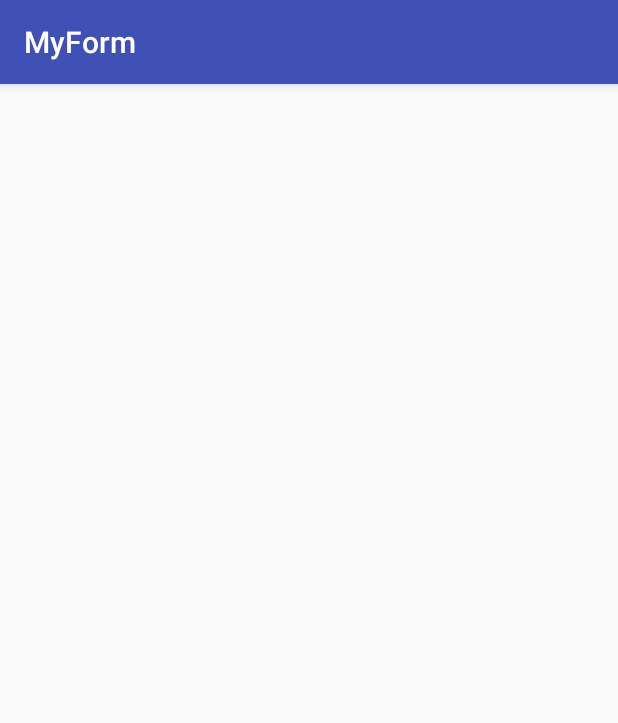
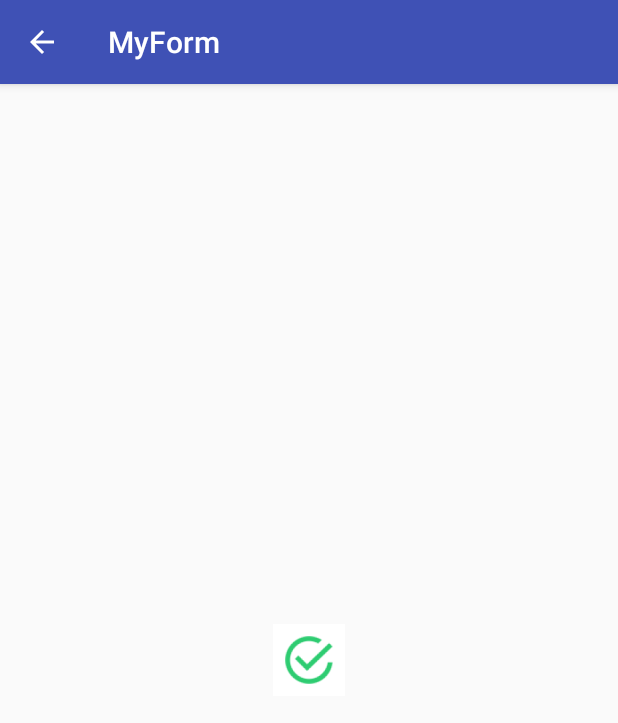
Before and after one commit to JuanJesuses/MyForm, an Android app: the comparticion screen opened directly, with no data from a screen before it, on a phone screen of 412 x 824 dp. Shown: the top 723 px of the screen. Run offline under Robolectric (Android 15) with nearby library versions, the phone set to English and light mode, and no system bars.

Commit message:
Se finaliza la interfaz de la tercera Activity con la funcionalidad de ocultar un botón al pulsar otro.

```diff
--- a/app/src/main/AndroidManifest.xml
+++ b/app/src/main/AndroidManifest.xml
@@ -9,7 +9,6 @@
         android:roundIcon="@mipmap/ic_launcher_round"
         android:supportsRtl="true"
         android:theme="@style/AppTheme">
-        <activity android:name=".comparticion"></activity>
         <activity android:name=".MainActivity">
             <intent-filter>
                 <action android:name="android.intent.action.MAIN" />
@@ -24,6 +23,9 @@
                 android:name="android.support.PARENT_ACTIVITY"
                 android:value=".MainActivity" />
         </activity>
+        <activity android:name=".comparticion" android:parentActivityName=".MainActivity">
+            <meta-data android:name="android.support.PARENT_ACTIVITY" android:value=".MainActivity" />
+        </activity>
     </application>
 
 </manifest>
--- a/app/src/main/java/com/example/myform/Saludo.java
+++ b/app/src/main/java/com/example/myform/Saludo.java
@@ -3,7 +3,10 @@ package com.example.myform;
 import androidx.appcompat.app.AppCompatActivity;
 
 import android.annotation.SuppressLint;
+import android.content.Intent;
 import android.os.Bundle;
+import android.view.View;
+import android.widget.Button;
 import android.widget.SeekBar;
 import android.widget.TextView;
 
@@ -19,7 +22,9 @@ public class Saludo extends AppCompatActivity {
         getSupportActionBar().setDefaultDisplayHomeAsUpEnabled(true);
         getSupportActionBar().setIcon(R.mipmap.ic_myicon_round);
 
-        //Declaramos la barra de desplaamiento
+        Button botonSiguiente = findViewById(R.id.botonSiguienteSaludo);
+
+        //Declaramos la barra de desplazamiento
         SeekBar seekBar = findViewById(R.id.barraEdad);
         seekBar.setProgress(16);
         seekBar.setMax(100);
@@ -44,5 +49,13 @@ public class Saludo extends AppCompatActivity {
             }
         });
 
+        botonSiguiente.setOnClickListener(new View.OnClickListener() {
+            @Override
+            public void onClick(View v) {
+                Intent i = new Intent(Saludo.this, comparticion.class);
+                startActivity(i);
+            }
+        });
+
     }
 }
--- a/app/src/main/java/com/example/myform/comparticion.java
+++ b/app/src/main/java/com/example/myform/comparticion.java
@@ -2,13 +2,32 @@ package com.example.myform;
 
 import androidx.appcompat.app.AppCompatActivity;
 
+import android.annotation.SuppressLint;
 import android.os.Bundle;
+import android.view.View;
+import android.widget.Button;
+import android.widget.ImageButton;
 
 public class comparticion extends AppCompatActivity {
 
+    @SuppressLint("RestrictedApi")
     @Override
     protected void onCreate(Bundle savedInstanceState) {
         super.onCreate(savedInstanceState);
         setContentView(R.layout.activity_comparticion);
+
+        getSupportActionBar().setDefaultDisplayHomeAsUpEnabled(true);
+
+        final ImageButton botonOk = findViewById(R.id.confirmar);
+        final Button botonShare = findViewById(R.id.botonCompartir);
+
+        botonOk.setOnClickListener(new View.OnClickListener() {
+            @Override
+            public void onClick(View v) {
+                botonShare.setVisibility(View.VISIBLE);
+                botonOk.setVisibility(View.GONE);
+            }
+        });
+
     }
 }
--- a/app/src/main/res/layout/activity_comparticion.xml
+++ b/app/src/main/res/layout/activity_comparticion.xml
@@ -1,9 +1,31 @@
 <?xml version="1.0" encoding="utf-8"?>
-<androidx.constraintlayout.widget.ConstraintLayout xmlns:android="http://schemas.android.com/apk/res/android"
+<RelativeLayout xmlns:android="http://schemas.android.com/apk/res/android"
     xmlns:app="http://schemas.android.com/apk/res-auto"
     xmlns:tools="http://schemas.android.com/tools"
     android:layout_width="match_parent"
     android:layout_height="match_parent"
     tools:context=".comparticion">
 
-</androidx.constraintlayout.widget.ConstraintLayout>
+    <ImageButton
+        android:id="@+id/confirmar"
+        android:layout_width="wrap_content"
+        android:layout_height="wrap_content"
+        android:src="@mipmap/ic_confirm"
+        android:background="@null"
+        android:layout_centerHorizontal="true"
+        android:layout_centerVertical="true"
+        android:visibility="visible"/>
+
+    <Button
+        android:id="@+id/botonCompartir"
+        android:layout_width="match_parent"
+        android:layout_height="44dp"
+        android:textAlignment="center"
+        android:text="SHARE"
+        android:textColor="#FFFFFF"
+        android:background="#E91E63"
+        android:layout_alignParentBottom="true"
+        android:layout_centerHorizontal="true"
+        android:visibility="gone"/>
+
+</RelativeLayout>
```
Also changed, not shown: app/src/main/ic_confirm-web.png (added), app/src/main/res/mipmap-hdpi/ic_confirm.png (added), app/src/main/res/mipmap-mdpi/ic_confirm.png (added), app/src/main/res/mipmap-xhdpi/ic_confirm.png (added), app/src/main/res/mipmap-xxhdpi/ic_confirm.png (added), app/src/main/res/mipmap-xxxhdpi/ic_confirm.png (added).
